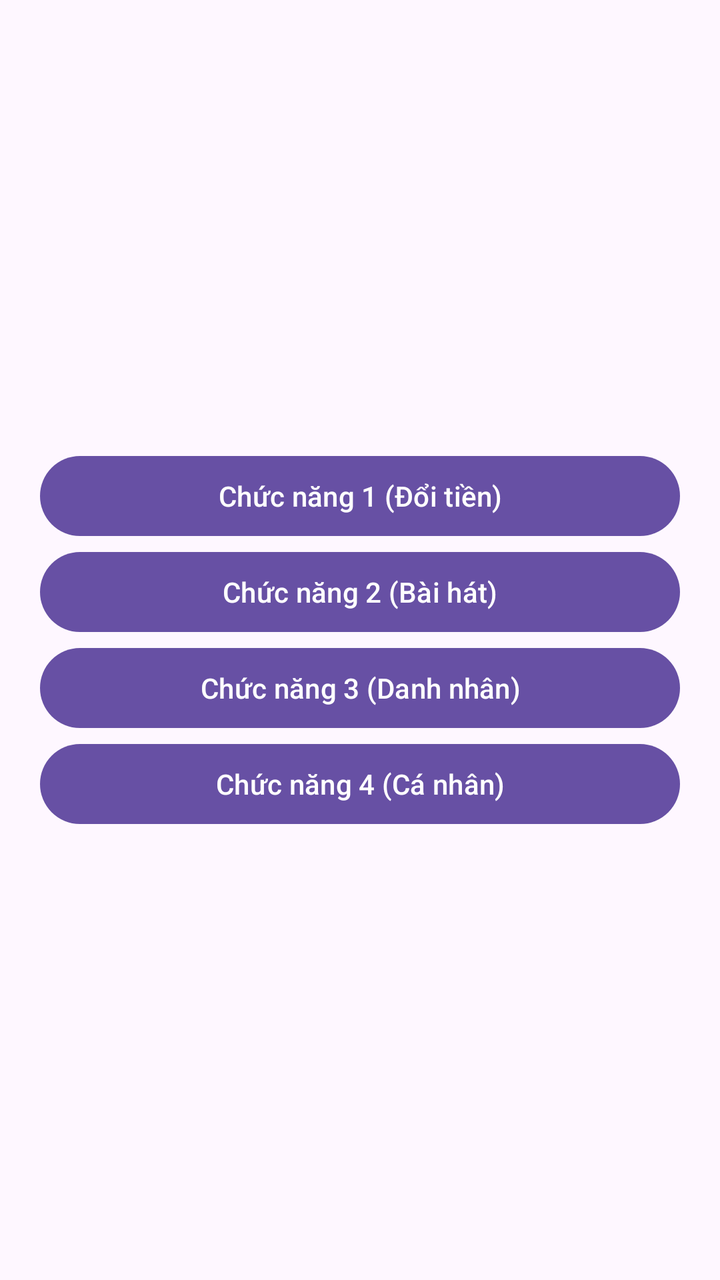
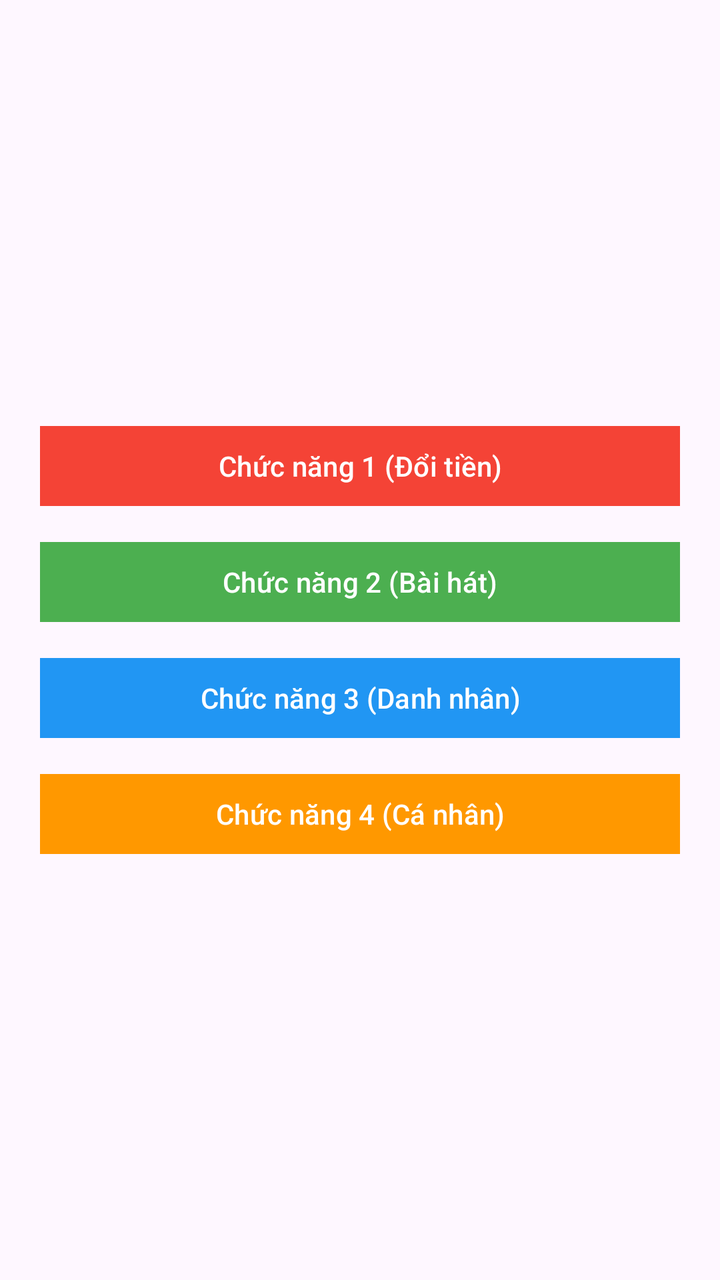

Before-and-after screenshots of an Android layout around one commit, followed by the original layout XML and the change that was made.
<!-- AndroidManifest.xml: application theme Theme.ThiGK2 -->
<!-- res/layout/activity_main.xml -->
<?xml version="1.0" encoding="utf-8"?>
<LinearLayout xmlns:android="http://schemas.android.com/apk/res/android"
    android:layout_width="match_parent"
    android:layout_height="match_parent"
    android:orientation="vertical"
    android:gravity="center"
    android:padding="20dp">

    <Button android:id="@+id/btn1" android:layout_width="match_parent" android:layout_height="wrap_content" android:text="Chức năng 1 (Đổi tiền)"/>
    <Button android:id="@+id/btn2" android:layout_width="match_parent" android:layout_height="wrap_content" android:text="Chức năng 2 (Bài hát)"/>
    <Button android:id="@+id/btn3" android:layout_width="match_parent" android:layout_height="wrap_content" android:text="Chức năng 3 (Danh nhân)"/>
    <Button android:id="@+id/btn4" android:layout_width="match_parent" android:layout_height="wrap_content" android:text="Chức năng 4 (Cá nhân)"/>
</LinearLayout>
<!-- resources referenced by this layout -->
<resources>
  <style name="Theme.ThiGK2" parent="Base.Theme.ThiGK2" />
  <style name="Base.Theme.ThiGK2" parent="Theme.Material3.DayNight.NoActionBar">
          
          
      </style>
</resources>

<!-- the commit's change to res/layout/activity_main.xml (unified diff, before → after) -->
@@ -1,13 +1,50 @@
 <?xml version="1.0" encoding="utf-8"?>
 <LinearLayout xmlns:android="http://schemas.android.com/apk/res/android"
+    xmlns:app="http://schemas.android.com/apk/res-auto"
+    android:id="@+id/main"
     android:layout_width="match_parent"
     android:layout_height="match_parent"
     android:orientation="vertical"
     android:gravity="center"
     android:padding="20dp">
 
-    <Button android:id="@+id/btn1" android:layout_width="match_parent" android:layout_height="wrap_content" android:text="Chức năng 1 (Đổi tiền)"/>
-    <Button android:id="@+id/btn2" android:layout_width="match_parent" android:layout_height="wrap_content" android:text="Chức năng 2 (Bài hát)"/>
-    <Button android:id="@+id/btn3" android:layout_width="match_parent" android:layout_height="wrap_content" android:text="Chức năng 3 (Danh nhân)"/>
-    <Button android:id="@+id/btn4" android:layout_width="match_parent" android:layout_height="wrap_content" android:text="Chức năng 4 (Cá nhân)"/>
+    <Button
+        android:id="@+id/btn1"
+        android:layout_width="match_parent"
+        android:layout_height="wrap_content"
+        android:text="Chức năng 1 (Đổi tiền)"
+        app:cornerRadius="0dp"
+        app:backgroundTint="#F44336"
+        android:textColor="#FFFFFF"
+        android:layout_marginBottom="10dp"/>
+
+    <Button
+        android:id="@+id/btn2"
+        android:layout_width="match_parent"
+        android:layout_height="wrap_content"
+        android:text="Chức năng 2 (Bài hát)"
+        app:cornerRadius="0dp"
+        app:backgroundTint="#4CAF50"
+        android:textColor="#FFFFFF"
+        android:layout_marginBottom="10dp"/>
+
+    <Button
+        android:id="@+id/btn3"
+        android:layout_width="match_parent"
+        android:layout_height="wrap_content"
+        android:text="Chức năng 3 (Danh nhân)"
+        app:cornerRadius="0dp"
+        app:backgroundTint="#2196F3"
+        android:textColor="#FFFFFF"
+        android:layout_marginBottom="10dp"/>
+
+    <Button
+        android:id="@+id/btn4"
+        android:layout_width="match_parent"
+        android:layout_height="wrap_content"
+        android:text="Chức năng 4 (Cá nhân)"
+        app:cornerRadius="0dp"
+        app:backgroundTint="#FF9800"
+        android:textColor="#FFFFFF" />
+
 </LinearLayout>
